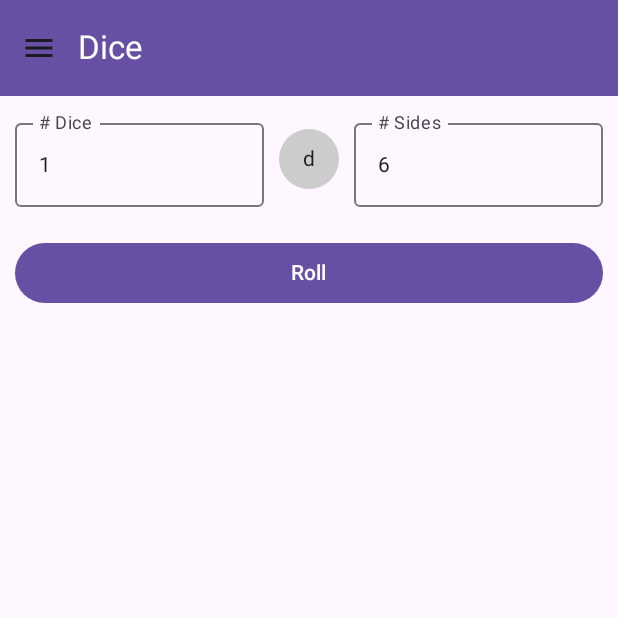
After one commit to llloydretro2/WeissSchwarzToolbox, an Android app built with Jetpack Compose: the Dice screen opened through its navigation route, on a phone screen of 412 x 824 dp, the top half of it. The commit adds this screen. Run offline under Robolectric (Android 15) with nearby library versions, the phone set to English and light mode, and no system bars; libraries missing offline, so code that uses them is left out: coil.decode; pictures from the network do not load; 1 statement that could not run was skipped.

Commit message:
骰子
Signed-off-by: Amon <lloydretro2@gmail.com>

```diff
--- a/app/src/main/java/com/example/weissschwarztoolbox/Navigation.kt
+++ b/app/src/main/java/com/example/weissschwarztoolbox/Navigation.kt
@@ -21,6 +21,7 @@ import com.example.weissschwarztoolbox.chessclock.ChessClock
 import com.example.weissschwarztoolbox.chessclock.ChessClockViewModel
 import com.example.weissschwarztoolbox.choosepack.ChoosePack
 import com.example.weissschwarztoolbox.damagecalculator.DamageCalculator
+import com.example.weissschwarztoolbox.dice.Dice
 import com.example.weissschwarztoolbox.firstsecond.FirstSecond
 import com.example.weissschwarztoolbox.home.HomeScreen
 import com.example.weissschwarztoolbox.packtracker.PackTracker
@@ -85,6 +86,10 @@ fun Navigation() {
 		composable("shuffle") {
 			Shuffle(navController)
 		}
+
+		composable("dice") {
+			Dice(navController)
+		}
 	}
 }
 
--- a/app/src/main/java/com/example/weissschwarztoolbox/component/DrawerContentComponent.kt
+++ b/app/src/main/java/com/example/weissschwarztoolbox/component/DrawerContentComponent.kt
@@ -175,6 +175,27 @@ fun DrawerContent(
 		)
 
 
+		// Dice
+		NavigationDrawerItem(
+			label = {
+				Text(
+					text = "🎲 Dice",
+					color = MaterialTheme.colorScheme.onPrimary,
+					fontSize = MaterialTheme.typography.titleMedium.fontSize,
+				)
+			},
+			selected = false,
+			onClick = {
+				onItemClick()
+				navController.navigate("dice") {
+					popUpTo(navController.graph.startDestinationId)
+					launchSingleTop = true
+				}
+			},
+			shape = RectangleShape,
+		)
+
+
 
 
 
--- /dev/null
+++ b/app/src/main/java/com/example/weissschwarztoolbox/dice/Dice.kt
@@ -0,0 +1,203 @@
+package com.example.weissschwarztoolbox.dice
+
+import androidx.compose.foundation.background
+import androidx.compose.foundation.border
+import androidx.compose.foundation.layout.Arrangement
+import androidx.compose.foundation.layout.Box
+import androidx.compose.foundation.layout.Column
+import androidx.compose.foundation.layout.ExperimentalLayoutApi
+import androidx.compose.foundation.layout.FlowRow
+import androidx.compose.foundation.layout.PaddingValues
+import androidx.compose.foundation.layout.Row
+import androidx.compose.foundation.layout.fillMaxSize
+import androidx.compose.foundation.layout.fillMaxWidth
+import androidx.compose.foundation.layout.padding
+import androidx.compose.foundation.layout.size
+import androidx.compose.foundation.shape.CircleShape
+import androidx.compose.foundation.shape.RoundedCornerShape
+import androidx.compose.material3.Button
+import androidx.compose.material3.DrawerValue
+import androidx.compose.material3.MaterialTheme
+import androidx.compose.material3.ModalNavigationDrawer
+import androidx.compose.material3.OutlinedTextField
+import androidx.compose.material3.Scaffold
+import androidx.compose.material3.Text
+import androidx.compose.material3.rememberDrawerState
+import androidx.compose.runtime.Composable
+import androidx.compose.runtime.getValue
+import androidx.compose.runtime.mutableStateOf
+import androidx.compose.runtime.remember
+import androidx.compose.runtime.rememberCoroutineScope
+import androidx.compose.runtime.setValue
+import androidx.compose.ui.Alignment
+import androidx.compose.ui.Modifier
+import androidx.compose.ui.graphics.Color
+import androidx.compose.ui.text.style.TextAlign
+import androidx.compose.ui.unit.dp
+import androidx.navigation.NavController
+import com.example.weissschwarztoolbox.component.DrawerContent
+import com.example.weissschwarztoolbox.component.TopBarComponent
+import kotlinx.coroutines.launch
+
+@Composable
+fun Dice(navController: NavController) {
+
+	val drawerState = rememberDrawerState(initialValue = DrawerValue.Closed)
+	val coroutineScope = rememberCoroutineScope()
+
+	ModalNavigationDrawer(
+		drawerState = drawerState,
+		drawerContent = {
+			DrawerContent(
+				navController = navController,
+				onItemClick = {
+					coroutineScope.launch { drawerState.close() }
+				},
+			)
+		},
+	) {
+		Scaffold(
+			topBar = {
+				TopBarComponent(
+					menuClick = {
+						coroutineScope.launch {
+							drawerState.open()
+						}
+					},
+					title = "Dice",
+				)
+			},
+		) { padding ->
+
+			DiceContent(padding = padding)
+
+		}
+	}
+
+}
+
+@OptIn(ExperimentalLayoutApi::class)
+@Composable
+fun DiceContent(padding: PaddingValues) {
+
+	var numbDiceInput by remember { mutableStateOf("1") }
+	var numSidesInput by remember { mutableStateOf("6") }
+	var diceList by remember { mutableStateOf(listOf<Int>()) }
+
+
+	Column(modifier = Modifier
+		.padding(padding)
+		.fillMaxSize()) {
+
+		Row(
+			modifier = Modifier.fillMaxWidth(),
+			horizontalArrangement = Arrangement.Center,
+			verticalAlignment = Alignment.CenterVertically
+		) {
+
+			OutlinedTextField(
+				value = numbDiceInput,
+				onValueChange = {
+					if (it.all { c -> c.isDigit() } || it.isEmpty()) {
+						numbDiceInput = it
+					}
+				},
+				label = { Text("# Dice") },
+				modifier = Modifier
+					.weight(1f)
+					.padding(10.dp)
+			)
+
+
+
+			Box(
+				modifier = Modifier
+					.size(40.dp)
+					.background(color = Color.LightGray, shape = CircleShape),
+				contentAlignment = Alignment.Center
+			) {
+				Text(
+					text = "d",
+					textAlign = TextAlign.Center
+				)
+			}
+
+
+			OutlinedTextField(
+				value = numSidesInput,
+				onValueChange = {
+					if (it.all { c -> c.isDigit() } || it.isEmpty()) {
+						numSidesInput = it
+					}
+				},
+				label = { Text("# Sides") },
+				modifier = Modifier
+					.weight(1f)
+					.padding(10.dp)
+			)
+		}
+
+
+		Button(
+			onClick = { diceList = List(numbDiceInput.toInt()) { (1..numSidesInput.toInt()).random() } },
+			modifier = Modifier
+				.fillMaxWidth()
+				.padding(10.dp)
+
+		) {
+			Text("Roll")
+		}
+
+
+		if (diceList.sum() > 0) {
+			Box(
+				modifier = Modifier
+					.fillMaxWidth()
+					.padding(20.dp),
+				contentAlignment = Alignment.Center
+			) {
+				Text(
+					text = diceList.sum().toString(),
+					style = MaterialTheme.typography.displayLarge
+				)
+			}
+		}
+
+
+		FlowRow(
+			modifier = Modifier.fillMaxWidth(),
+			maxItemsInEachRow = 4,
+			horizontalArrangement = Arrangement.Center,
+		) {
+			diceList.forEach { value ->
+				DiceComponent(value = value)
+			}
+		}
+
+
+	}
+
+
+}
+
+@Composable
+fun DiceComponent(value: Int) {
+	Box(
+		modifier = Modifier
+			.size(80.dp)
+			.padding(4.dp)
+			.border(
+				width = 2.dp,
+				color = Color.Black,
+				shape = RoundedCornerShape(16.dp)
+			),
+		contentAlignment = Alignment.Center
+	) {
+
+		Text(
+			text = value.toString(),
+			textAlign = TextAlign.Center,
+			style = MaterialTheme.typography.displaySmall
+		)
+	}
+}
```
